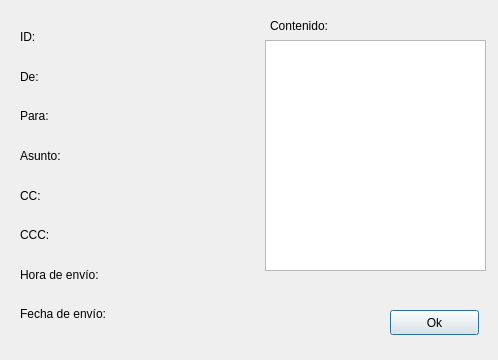
The window that vistaprevia.ui (roblescristian4722/lector_correo) describes before a commit, drawn with Qt 5.
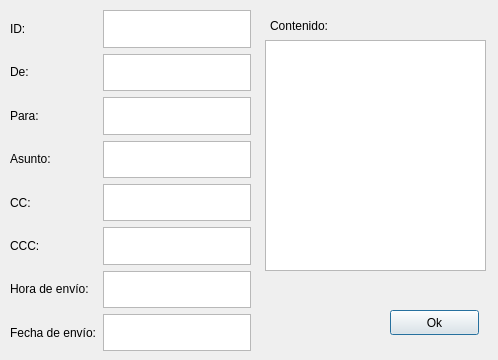
The same window after the commit.

Commit message: Vista previa glitch posicion arreglado

The edit to the form file:
```diff
--- a/vistaprevia.ui
+++ b/vistaprevia.ui
@@ -49,13 +49,13 @@
     </rect>
    </property>
   </widget>
-  <widget class="QWidget" name="">
+  <widget class="QWidget" name="layoutWidget">
    <property name="geometry">
     <rect>
-     <x>20</x>
-     <y>20</y>
-     <width>231</width>
-     <height>311</height>
+     <x>10</x>
+     <y>10</y>
+     <width>241</width>
+     <height>341</height>
     </rect>
    </property>
    <layout class="QHBoxLayout" name="horizontalLayout">
@@ -122,58 +122,30 @@
     <item>
      <layout class="QVBoxLayout" name="verticalLayout_2">
       <item>
-       <widget class="QLabel" name="id_res">
-        <property name="text">
-         <string/>
-        </property>
-       </widget>
+       <widget class="QTextBrowser" name="id_res"/>
       </item>
       <item>
-       <widget class="QLabel" name="rem_res">
-        <property name="text">
-         <string/>
-        </property>
-       </widget>
+       <widget class="QTextBrowser" name="rem_res"/>
       </item>
       <item>
-       <widget class="QLabel" name="des_res">
-        <property name="text">
-         <string/>
-        </property>
-       </widget>
+       <widget class="QTextBrowser" name="des_res"/>
       </item>
       <item>
-       <widget class="QLabel" name="asunto_res">
-        <property name="text">
-         <string/>
-        </property>
-       </widget>
+       <widget class="QTextBrowser" name="asunto_res"/>
       </item>
       <item>
-       <widget class="QLabel" name="cc_res">
-        <property name="text">
-         <string/>
-        </property>
-       </widget>
+       <widget class="QTextBrowser" name="cc_res"/>
       </item>
       <item>
-       <widget class="QLabel" name="ccc_res">
-        <property name="text">
-         <string/>
-        </property>
-       </widget>
+       <widget class="QTextBrowser" name="ccc_res"/>
       </item>
       <item>
-       <widget class="QLabel" name="horaEnvio_res">
-        <property name="text">
-         <string/>
-        </property>
-       </widget>
+       <widget class="QTextBrowser" name="horaEnvio_res"/>
       </item>
       <item>
-       <widget class="QLabel" name="fechaEnvio_res">
-        <property name="text">
-         <string/>
+       <widget class="QTextBrowser" name="fechaEnvio_res">
+        <property name="textInteractionFlags">
+         <set>Qt::NoTextInteraction</set>
         </property>
        </widget>
       </item>
```
Left out of the diff: 3 changed lines with no effect on the pictures. The commit also changes 2 other files.
